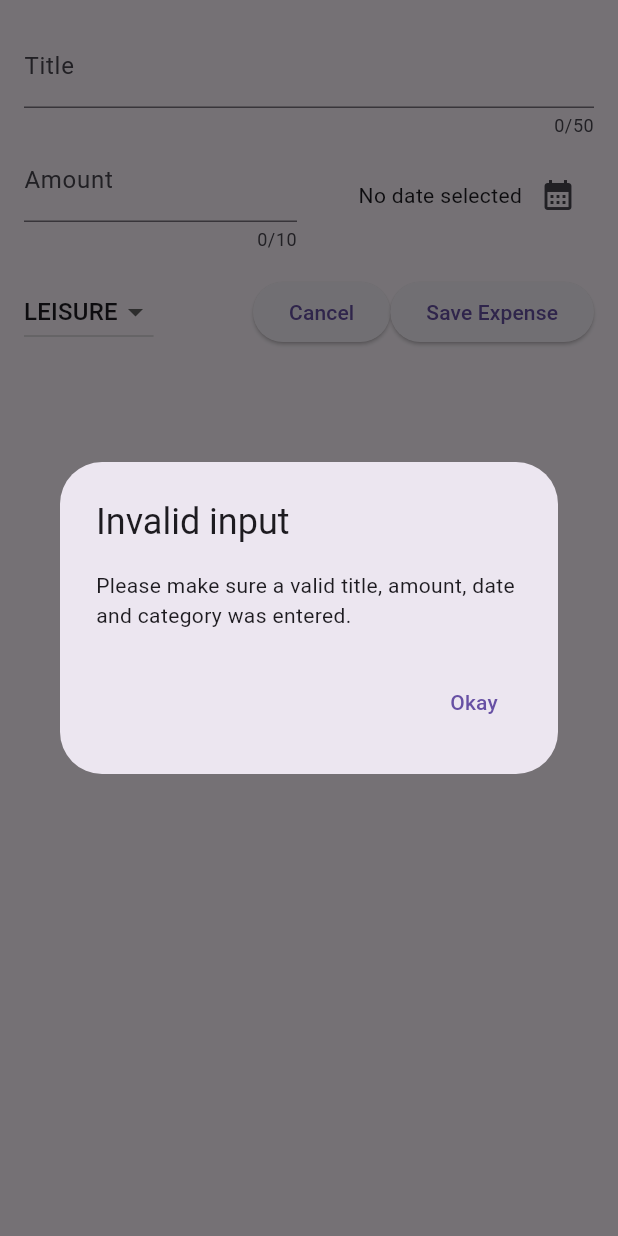
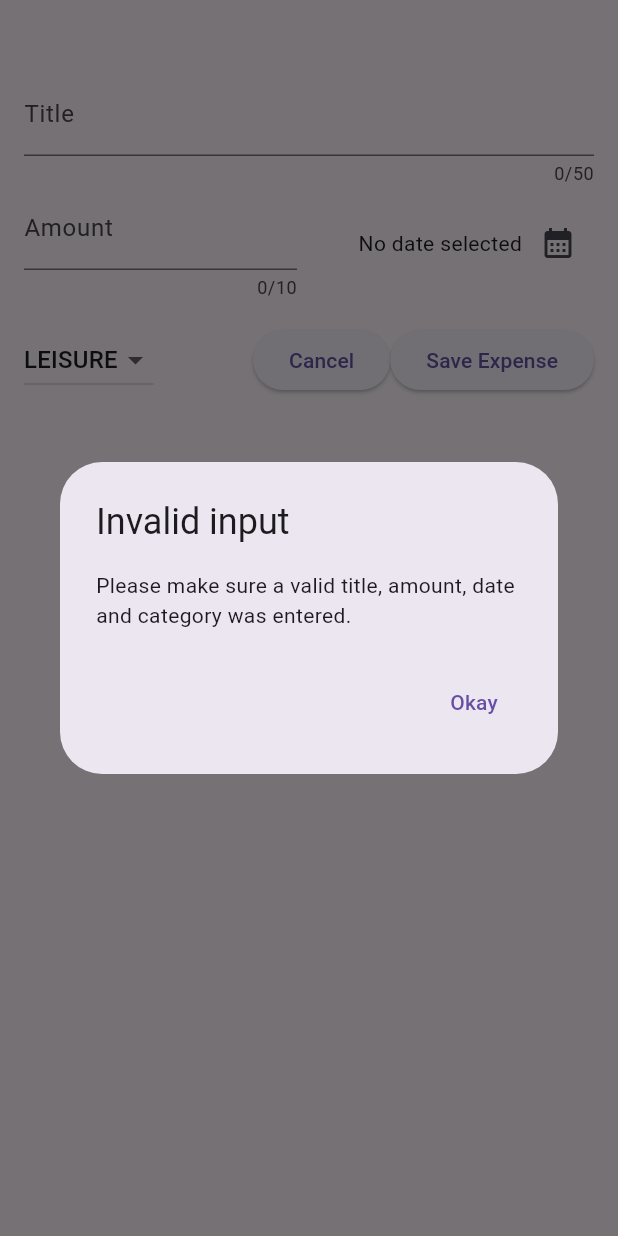
Before and after one commit to ko-he-i/expense_tracker, a Flutter app: the NewExpense widget shown alone on an empty page, opened directly with empty values, after a tap on "Save Expense", on a phone screen of 412 x 824 dp. Run offline on Flutter 3.47's test engine with Material 2 defaults, Android fonts, the phone set to English and light mode, and no system bars.

```diff
--- a/lib/widgets/expenses_list/new_expense.dart
+++ b/lib/widgets/expenses_list/new_expense.dart
@@ -62,6 +62,16 @@ class _NewExpenseState extends State<NewExpense> {
       );
       return;
     }
+
+    widget.onAddExpense(
+      Expense(
+        title: _titleController.text,
+        amount: enteredAmount,
+        date: _selectedDate!,
+        category: _selectedCategory,
+      ),
+    );
+    Navigator.pop(context);
   }
 
   @override
@@ -74,7 +84,7 @@ class _NewExpenseState extends State<NewExpense> {
   @override
   Widget build(BuildContext context) {
     return Padding(
-      padding: const EdgeInsets.all(16),
+      padding: const EdgeInsets.fromLTRB(16, 48, 16, 16),
       child: Column(
         children: [
           TextField(
```
Also changed, not shown: lib/widgets/expenses.dart (+14 -2 lines), lib/widgets/expenses_list/expenses_list.dart (+9 -1 lines).
